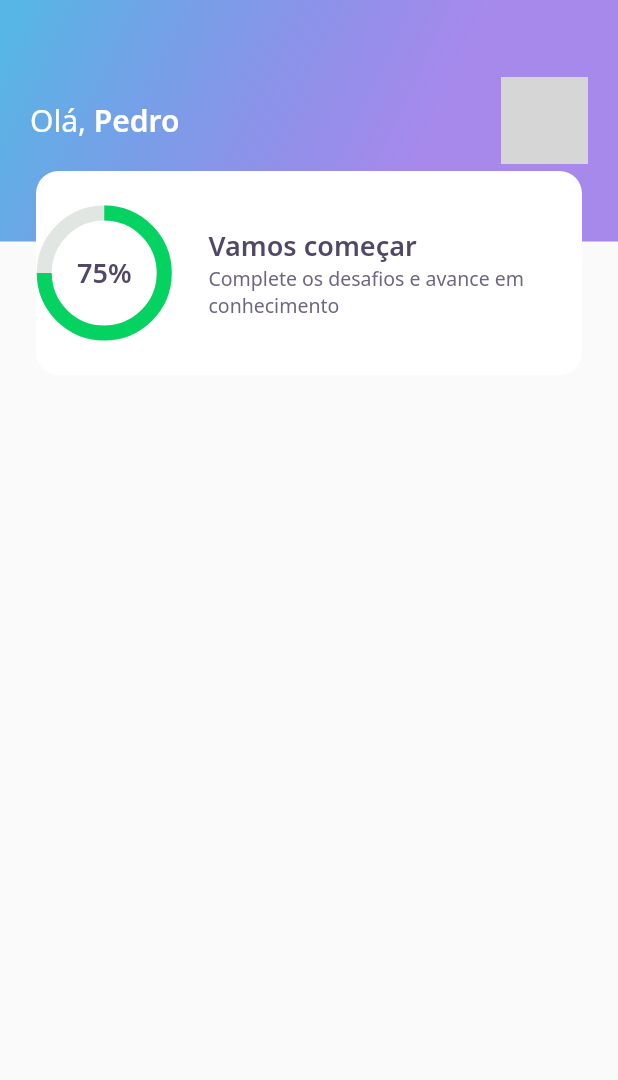
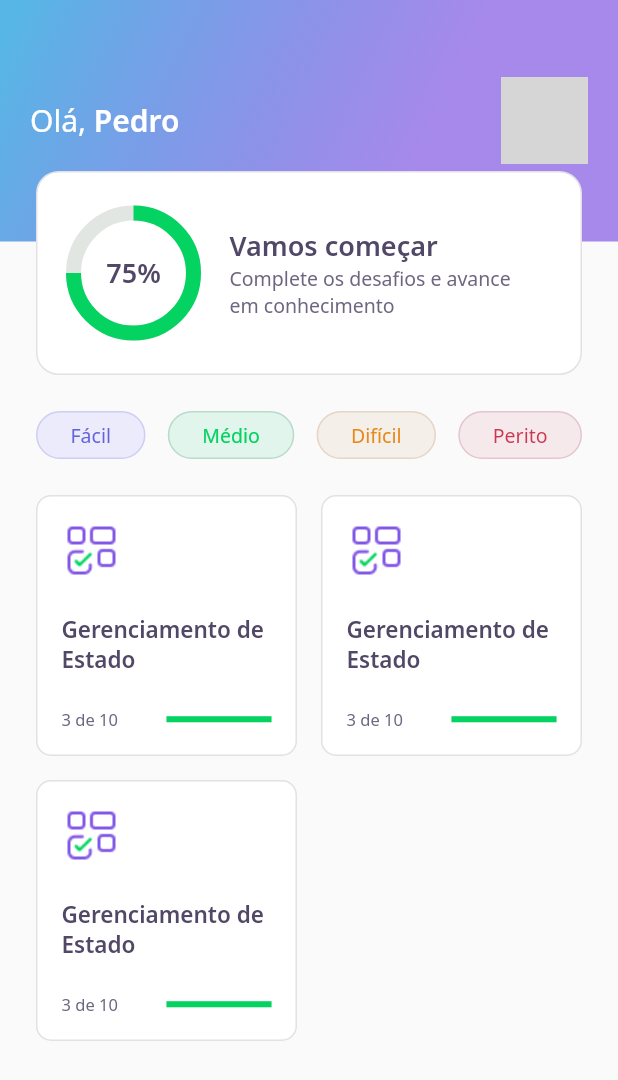
Before and after one commit to pedrolucasD/nlw5_flutter, a Flutter app: the HomePage screen opened directly, on a phone screen of 412 x 824 dp. Shown: the top 1080 px of the screen. Run offline on Flutter 3.47's test engine with Material 2 defaults, Android fonts, the phone set to English and light mode, and no system bars; our stand-ins replace google_fonts; network calls fail; grey boxes are pictures that could not be loaded.

Commit message:
Maximum Speed, lesson two

```diff
--- a/lib/core/app_widget.dart
+++ b/lib/core/app_widget.dart
@@ -1,10 +1,9 @@
-import 'package:DevQuiz/home/home_page.dart';
-import 'package:DevQuiz/splash/splash_page.dart';
+import 'package:DevQuiz/challenge/challenge_page.dart';
 import 'package:flutter/material.dart';
 
 class AppWidget extends StatelessWidget {
   @override
   Widget build(BuildContext context) {
-    return MaterialApp(title: "DevQuiz", home: HomePage());
+    return MaterialApp(title: "DevQuiz", home: ChallengePage());
   }
 }
--- a/lib/home/home_page.dart
+++ b/lib/home/home_page.dart
@@ -1,4 +1,6 @@
 import 'package:DevQuiz/home/widgets/appbar/app_bar_widget.dart';
+import 'package:DevQuiz/home/widgets/level_button/level_button_widget.dart';
+import 'package:DevQuiz/home/widgets/quiz_card/quiz_card_widget.dart';
 import 'package:flutter/material.dart';
 
 class HomePage extends StatefulWidget {
@@ -11,6 +13,48 @@ class _HomePageState extends State<HomePage> {
   Widget build(BuildContext context) {
     return Scaffold(
       appBar: AppBarWidget(),
+      body: Padding(
+        padding: const EdgeInsets.symmetric(horizontal: 24),
+        child: Column(
+          children: [
+            SizedBox(
+              height: 24,
+            ),
+            Row(
+              mainAxisAlignment: MainAxisAlignment.spaceBetween,
+              children: [
+                LevelButtonWidget(
+                  label: "Fácil",
+                ),
+                LevelButtonWidget(
+                  label: "Médio",
+                ),
+                LevelButtonWidget(
+                  label: "Difícil",
+                ),
+                LevelButtonWidget(
+                  label: "Perito",
+                ),
+              ],
+            ),
+            SizedBox(
+              height: 24,
+            ),
+            Expanded(
+              child: GridView.count(
+                crossAxisSpacing: 16,
+                mainAxisSpacing: 16,
+                crossAxisCount: 2,
+                children: [
+                  QuizCardWidget(),
+                  QuizCardWidget(),
+                  QuizCardWidget(),
+                ],
+              ),
+            )
+          ],
+        ),
+      ),
     );
   }
 }
--- /dev/null
+++ b/lib/home/widgets/level_button/level_button_widget.dart
@@ -0,0 +1,65 @@
+import 'package:DevQuiz/core/app_colors.dart';
+import 'package:flutter/material.dart';
+import 'package:google_fonts/google_fonts.dart';
+
+class LevelButtonWidget extends StatelessWidget {
+  final String label;
+
+  LevelButtonWidget({
+    Key? key,
+    required this.label,
+  })   : assert(["Fácil", "Médio", "Difícil", "Perito"].contains(label)),
+        super(key: key);
+
+  final config = {
+    "Fácil": {
+      "color": AppColors.levelButtonFacil,
+      "borderColor": AppColors.levelButtonBorderFacil,
+      "fontColor": AppColors.levelButtonTextFacil
+    },
+    "Médio": {
+      "color": AppColors.levelButtonMedio,
+      "borderColor": AppColors.levelButtonBorderMedio,
+      "fontColor": AppColors.levelButtonTextMedio
+    },
+    "Difícil": {
+      "color": AppColors.levelButtonDificil,
+      "borderColor": AppColors.levelButtonBorderDificil,
+      "fontColor": AppColors.levelButtonTextDificil
+    },
+    "Perito": {
+      "color": AppColors.levelButtonPerito,
+      "borderColor": AppColors.levelButtonBorderPerito,
+      "fontColor": AppColors.levelButtonTextPerito
+    }
+  };
+
+  Color get color => config[label]!['color']!;
+  Color get borderColor => config[label]!['borderColor']!;
+  Color get fontColor => config[label]!['fontColor']!;
+
+  @override
+  Widget build(BuildContext context) {
+    return Container(
+      decoration: BoxDecoration(
+        color: color,
+        border: Border.fromBorderSide(
+          BorderSide(
+            color: borderColor,
+          ),
+        ),
+        borderRadius: BorderRadius.circular(28),
+      ),
+      child: Padding(
+        padding: const EdgeInsets.symmetric(horizontal: 22, vertical: 6),
+        child: Text(
+          label,
+          style: GoogleFonts.notoSans(
+            color: fontColor,
+            fontSize: 13,
+          ),
+        ),
+      ),
+    );
+  }
+}
--- /dev/null
+++ b/lib/home/widgets/quiz_card/quiz_card_widget.dart
@@ -0,0 +1,49 @@
+import 'package:DevQuiz/core/app_colors.dart';
+import 'package:DevQuiz/core/app_images.dart';
+import 'package:DevQuiz/core/app_text_styles.dart';
+import 'package:DevQuiz/shared/widget/progress_indicator/progress_indicator_widget.dart';
+import 'package:flutter/material.dart';
+
+class QuizCardWidget extends StatelessWidget {
+  @override
+  Widget build(BuildContext context) {
+    return Container(
+      padding: EdgeInsets.all(16),
+      decoration: BoxDecoration(
+        border: Border.fromBorderSide(BorderSide(color: AppColors.border)),
+        color: AppColors.white,
+        borderRadius: BorderRadius.circular(10),
+      ),
+      child: Column(
+        mainAxisAlignment: MainAxisAlignment.spaceBetween,
+        crossAxisAlignment: CrossAxisAlignment.start,
+        children: [
+          Container(
+            height: 40,
+            width: 40,
+            child: Image.asset(AppImages.blocks),
+          ),
+          Text(
+            "Gerenciamento de Estado",
+            style: AppTextStyles.heading15,
+          ),
+          Row(
+            children: [
+              Expanded(
+                child: Text(
+                  "3 de 10",
+                  style: AppTextStyles.body11,
+                ),
+              ),
+              Expanded(
+                child: ProgressIndicatorWidget(
+                  value: 3.0,
+                ),
+              ),
+            ],
+          ),
+        ],
+      ),
+    );
+  }
+}
--- a/lib/home/widgets/score_card/score_card_widget.dart
+++ b/lib/home/widgets/score_card/score_card_widget.dart
@@ -12,16 +12,20 @@ class ScoreCardWidget extends StatelessWidget {
         decoration: BoxDecoration(
           color: AppColors.white,
           borderRadius: BorderRadius.circular(15),
+          border: Border.fromBorderSide(
+            BorderSide(color: AppColors.border),
           ),
+        ),
+        child: Padding(
+          padding: const EdgeInsets.symmetric(horizontal: 24),
           child: Row(
             crossAxisAlignment: CrossAxisAlignment.center,
             children: [
-            Expanded(
-              flex: 1,
+              Container(
                 child: ChartWidget(),
               ),
               Expanded(
-              flex: 3,
+                flex: 1,
                 child: Padding(
                   padding: const EdgeInsets.only(left: 24),
                   child: Column(
@@ -43,6 +47,7 @@ class ScoreCardWidget extends StatelessWidget {
             ],
           ),
         ),
+      ),
     );
   }
 }
--- /dev/null
+++ b/lib/shared/widget/progress_indicator/progress_indicator_widget.dart
@@ -0,0 +1,18 @@
+import 'package:DevQuiz/core/core.dart';
+import 'package:flutter/material.dart';
+
+class ProgressIndicatorWidget extends StatelessWidget {
+  final double value;
+
+  const ProgressIndicatorWidget({Key? key, required this.value})
+      : super(key: key);
+
+  @override
+  Widget build(BuildContext context) {
+    return LinearProgressIndicator(
+      value: value,
+      backgroundColor: AppColors.chartSecondary,
+      valueColor: AlwaysStoppedAnimation<Color>(AppColors.chartPrimary),
+    );
+  }
+}
```
Also changed, not shown: lib/challenge/challenge_page.dart (added, +26 -0 lines), lib/challenge/widgets/answer/answer_widget.dart (added, +83 -0 lines), lib/challenge/widgets/question_indicator/question_indicator_widget.dart (added, +33 -0 lines), lib/challenge/widgets/quiz/quiz_widget.dart (added, +42 -0 lines), 1 other file. Lines whose indentation alone changed are shown as unchanged.
